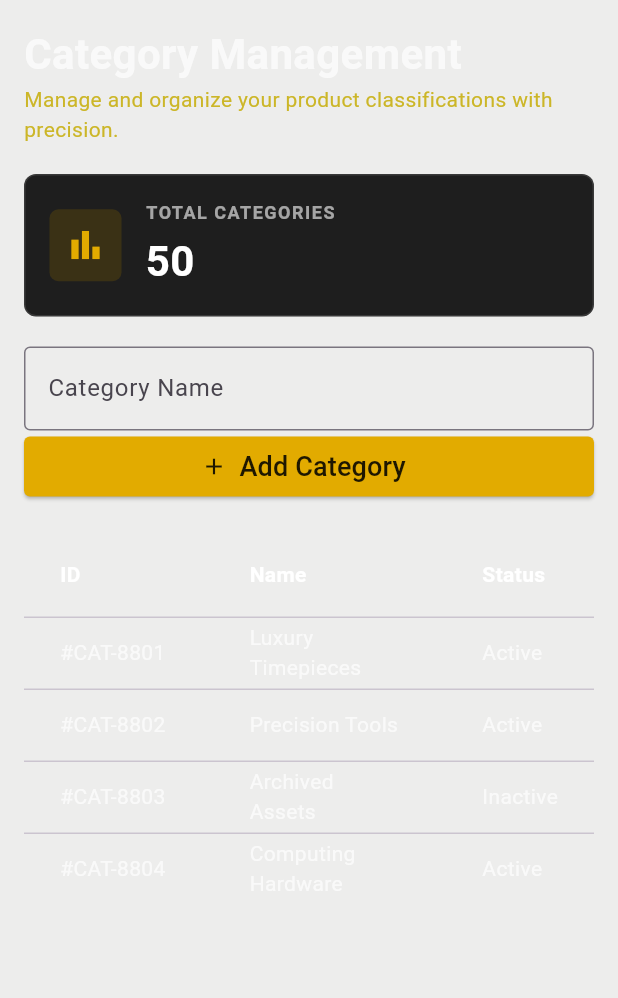
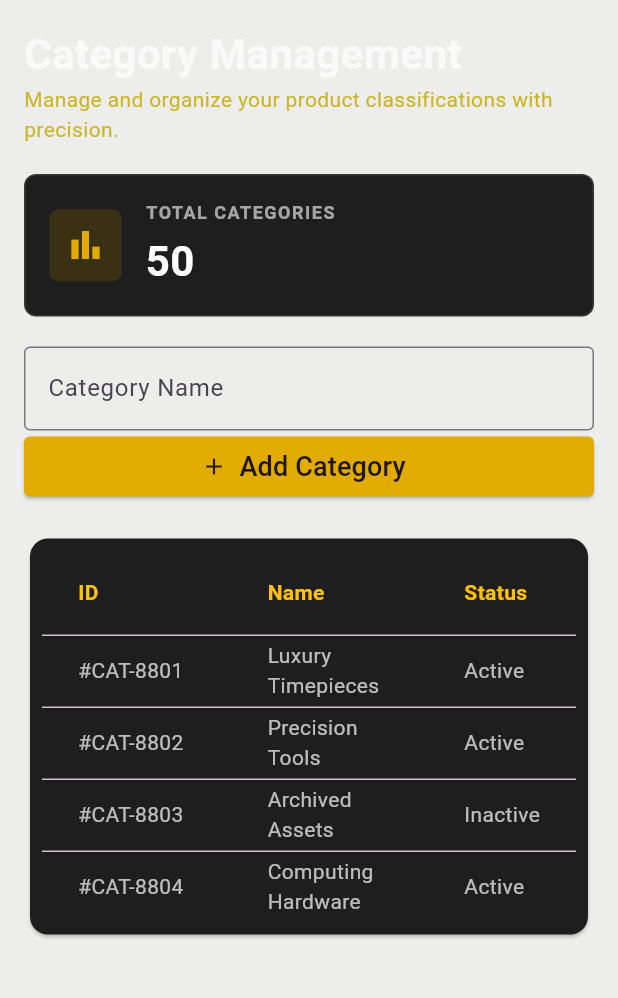
Before and after one commit to ferdoushasanpr/stockledger, a Flutter app: the CategoryScreen screen opened directly, on a phone screen of 412 x 824 dp, the part 84-1082 px from its top. Run offline on Flutter 3.47's test engine with Material 3 defaults, Android fonts, the phone set to English and light mode, and no system bars.

Commit message:
update: Table Style Updated in Category Screen.

```diff
--- a/lib/screens/category_screen.dart
+++ b/lib/screens/category_screen.dart
@@ -68,23 +68,23 @@ class CategoryScreen extends StatelessWidget {
             SizedBox(height: 20),
             Expanded(
               child: SingleChildScrollView(
+                child: Card(
+                  color: const Color(0xFF1E1E1E), // Dark aesthetic background
+                  shape: RoundedRectangleBorder(
+                    borderRadius: BorderRadius.circular(12),
+                  ),
+                  child: Padding(
+                    padding: const EdgeInsets.all(8.0),
                     child: DataTable(
+                      headingTextStyle: const TextStyle(
+                        color: Colors.amber,
+                        fontWeight: FontWeight.bold,
+                      ),
+                      dataTextStyle: const TextStyle(color: Colors.white70),
                       columns: const [
-                    DataColumn(
-                      label: Text("ID", style: TextStyle(color: Colors.white)),
-                    ),
-                    DataColumn(
-                      label: Text(
-                        "Name",
-                        style: TextStyle(color: Colors.white),
-                      ),
-                    ),
-                    DataColumn(
-                      label: Text(
-                        "Status",
-                        style: TextStyle(color: Colors.white),
-                      ),
-                    ),
+                        DataColumn(label: Text("ID")),
+                        DataColumn(label: Text("Name")),
+                        DataColumn(label: Text("Status")),
                       ],
                       rows: const [
                         DataRow(
@@ -116,10 +116,7 @@ class CategoryScreen extends StatelessWidget {
                           ],
                         ),
                       ],
-                  dataTextStyle: TextStyle(color: Colors.white70),
-                  headingTextStyle: TextStyle(
-                    color: Colors.amber,
-                    fontWeight: FontWeight.bold,
+                    ),
                   ),
                 ),
               ),
```
Lines whose indentation alone changed are shown as unchanged.
